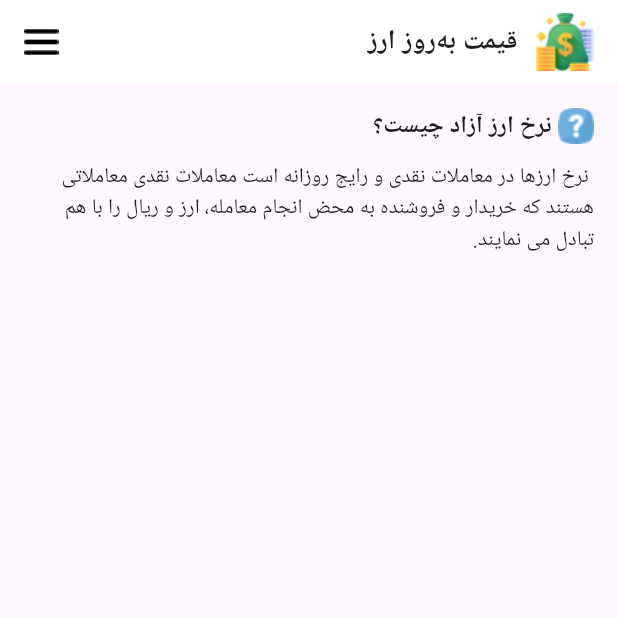
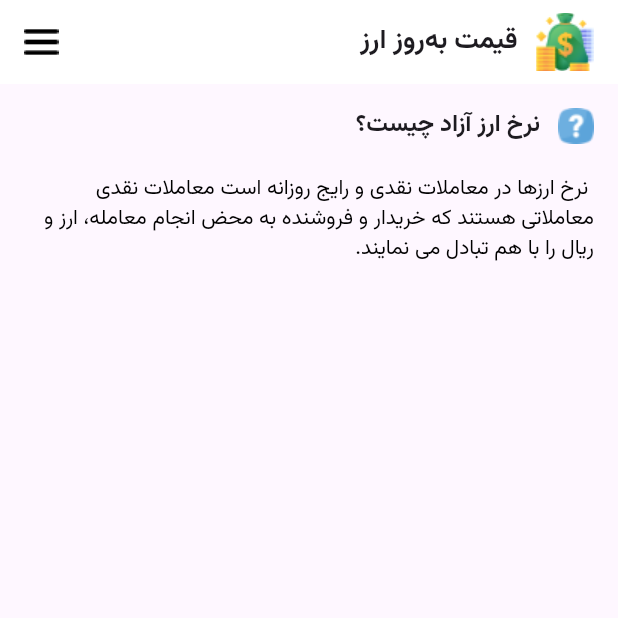
Before and after one commit to FARTASH-421/frist_app, a Flutter app: the screen it shows after launch, on a phone screen of 412 x 824 dp, the top half of it. Run offline on Flutter 3.47's test engine with Material 3 defaults, Android fonts, the phone set to English and light mode, and no system bars.

Commit message:
add Localiztion for font Persion and add All font to need

```diff
--- a/lib/main.dart
+++ b/lib/main.dart
@@ -1,4 +1,5 @@
 import 'package:flutter/material.dart';
+import 'package:flutter_localizations/flutter_localizations.dart';
 
 void main() {
   runApp(MyApp());
@@ -10,18 +11,23 @@ class MyApp extends StatelessWidget {
   @override
   Widget build(BuildContext context) {
     return MaterialApp(
+      theme: ThemeData(fontFamily: 'Vazirmatn'),
       debugShowCheckedModeBanner: false,
+      localizationsDelegates: [
+        GlobalMaterialLocalizations.delegate,
+        GlobalWidgetsLocalizations.delegate,
+        GlobalCupertinoLocalizations.delegate,
+      ],
+      supportedLocales: [
+        Locale('fa'), // Persion
+      ],
       home: Scaffold(
         appBar: AppBar(
           backgroundColor: Colors.white,
           actions: [
             SizedBox(width: 16.0),
-            Expanded(
-              child: Align(
-                alignment: Alignment.centerLeft,
-                child: Image.asset('assets/images/menu.png'),
-              ),
-            ),
+            Image.asset('assets/images/icon.png'),
+            SizedBox(width: 12),
             Align(
               alignment: Alignment.centerRight,
               child: Text(
@@ -29,8 +35,12 @@ class MyApp extends StatelessWidget {
                 style: TextStyle(fontWeight: FontWeight.bold, fontSize: 18),
               ),
             ),
-            SizedBox(width: 12),
-            Image.asset('assets/images/icon.png'),
+            Expanded(
+              child: Align(
+                alignment: Alignment.centerLeft,
+                child: Image.asset('assets/images/menu.png'),
+              ),
+            ),
             SizedBox(width: 16.0),
           ],
         ),
@@ -39,8 +49,10 @@ class MyApp extends StatelessWidget {
           child: Column(
             children: [
               Row(
-                mainAxisAlignment: MainAxisAlignment.end,
+                mainAxisAlignment: MainAxisAlignment.start,
                 children: [
+                  Image.asset('assets/images/q.png'),
+                  SizedBox(width: 12.0),
                   Text(
                     'نرخ ارز آزاد چیست؟ ',
                     style: TextStyle(
@@ -48,13 +60,12 @@ class MyApp extends StatelessWidget {
                       fontWeight: FontWeight.bold,
                     ),
                   ),
-                  Image.asset('assets/images/q.png'),
                 ],
               ),
-              SizedBox(height: 12),
+              SizedBox(height: 20),
               Text(
                 ' نرخ ارزها در معاملات نقدی و رایج روزانه است معاملات نقدی معاملاتی هستند که خریدار و فروشنده به محض انجام معامله، ارز و ریال را با هم تبادل می نمایند.',
-                style: TextStyle(fontSize: 14),
+                style: TextStyle(fontSize: 14, color: Colors.black),
                 textDirection: TextDirection.rtl,
               ),
             ],
```
Also changed, not shown: pubspec.yaml (+8 -5 lines), assets/fonts/Vazirmatn-Bold.ttf (added), assets/fonts/Vazirmatn-Regular.ttf (added), pubspec.lock.
